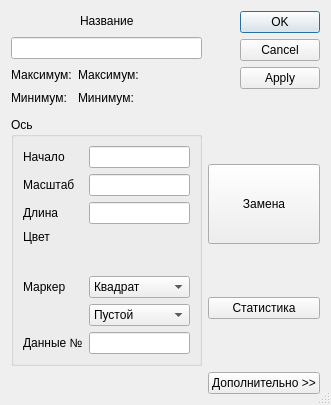
Qt form Dialogs/gaxe_dialog.ui (SukhoiRU/Graphics) before a commit.
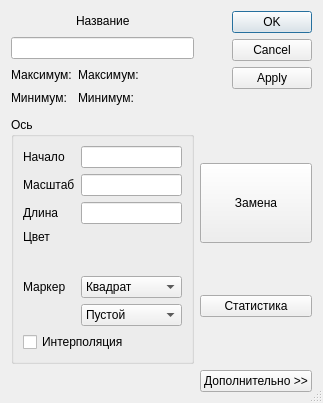
The same form after that commit. Custom widgets are drawn as their Qt base class.

Commit message: Интерполяция в диалоге

```diff
--- a/Dialogs/gaxe_dialog.ui
+++ b/Dialogs/gaxe_dialog.ui
@@ -244,20 +244,6 @@
           </property>
          </widget>
         </item>
-        <item row="6" column="1">
-         <widget class="QLineEdit" name="lineEdit_Buffer">
-          <property name="alignment">
-           <set>Qt::AlignRight|Qt::AlignTrailing|Qt::AlignVCenter</set>
-          </property>
-         </widget>
-        </item>
-        <item row="6" column="0">
-         <widget class="QLabel" name="label_9">
-          <property name="text">
-           <string>Данные №</string>
-          </property>
-         </widget>
-        </item>
         <item row="4" column="0">
          <widget class="QLabel" name="label_8">
           <property name="text">
@@ -325,6 +311,13 @@
         </item>
        </layout>
       </item>
+      <item>
+       <widget class="QCheckBox" name="checkBox_Interpol">
+        <property name="text">
+         <string>Интерполяция</string>
+        </property>
+       </widget>
+      </item>
      </layout>
     </widget>
    </item>
```
Left out of the diff: 1 changed line with no effect on the pictures. The commit also changes 2 other files.
